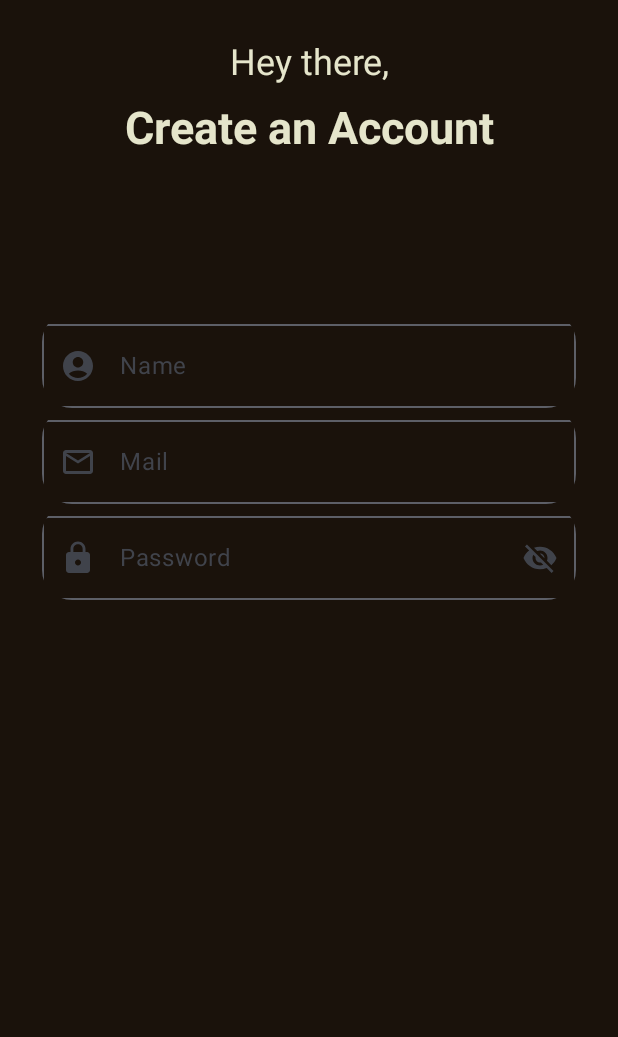
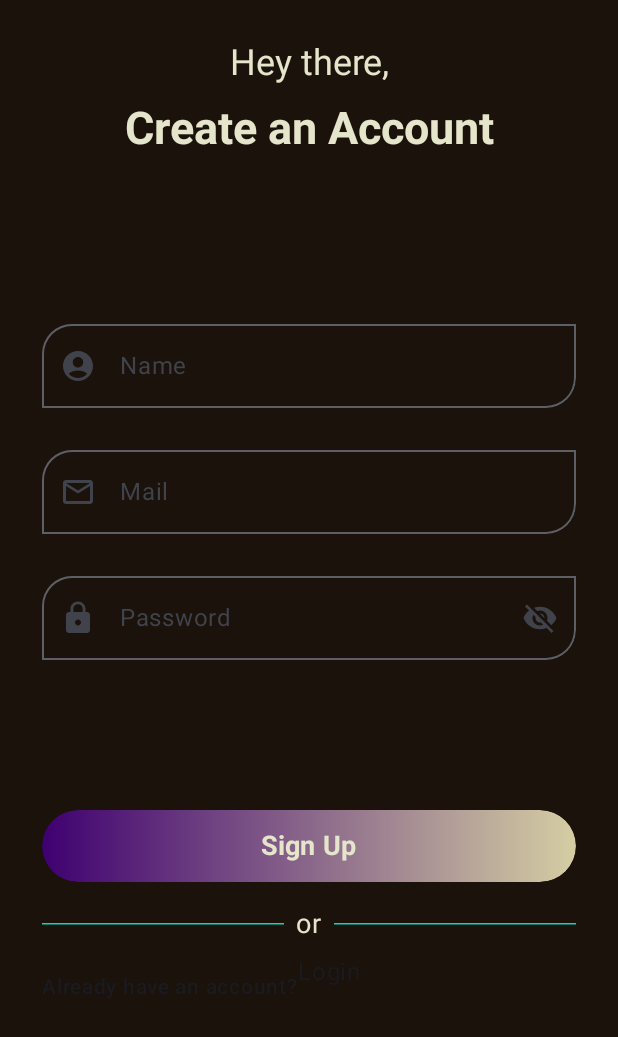
Before and after one commit to ksagar03/SplitMoney, an Android app built with Jetpack Compose: the composable SignUpScreen shown on its own in the app's theme, on a phone screen of 412 x 824 dp. Shown: the top 1037 px of the screen. Run offline under Robolectric (Android 15) with nearby library versions, the phone set to English and light mode, and no system bars.

Commit message:
Updates: Completed Working on SignUp page

```diff
--- a/app/src/main/java/com/example/splitmoney/MainActivity.kt
+++ b/app/src/main/java/com/example/splitmoney/MainActivity.kt
@@ -15,6 +15,7 @@ import androidx.compose.ui.unit.dp
 import androidx.navigation.compose.NavHost
 import androidx.navigation.compose.composable
 import androidx.navigation.compose.rememberNavController
+import com.example.splitmoney.signuporlogin.SignUpScreen
 import com.example.splitmoney.ui.theme.SplitMoneyTheme
 
 class MainActivity : ComponentActivity() {
@@ -25,13 +26,13 @@ class MainActivity : ComponentActivity() {
         super.onCreate(savedInstanceState)
 
         setContent{
-            SplitMoneyTheme {
-                Surface (color = MaterialTheme.colorScheme.background ){
-                    SplitMoneyAppView(viewModel = viewModel)
-
-                }
-            }
-
+//            SplitMoneyTheme {
+//                Surface (color = MaterialTheme.colorScheme.background ){
+//                    SplitMoneyAppView(viewModel = viewModel)
+//
+//                }
+//            }
+            SignUpScreen()
         }
 
     }
--- a/app/src/main/java/com/example/splitmoney/signuporlogin/Authentication.kt
+++ b/app/src/main/java/com/example/splitmoney/signuporlogin/Authentication.kt
@@ -2,11 +2,13 @@ package com.example.splitmoney.signuporlogin
 
 import androidx.compose.foundation.background
 import androidx.compose.foundation.layout.Column
+import androidx.compose.foundation.layout.Row
 import androidx.compose.foundation.layout.Spacer
 import androidx.compose.foundation.layout.fillMaxSize
 import androidx.compose.foundation.layout.height
 import androidx.compose.foundation.layout.padding
 import androidx.compose.material3.Surface
+import androidx.compose.material3.Text
 import androidx.compose.runtime.Composable
 import androidx.compose.ui.Modifier
 import androidx.compose.ui.graphics.Color
@@ -18,6 +20,8 @@ import androidx.compose.ui.tooling.preview.Preview
 import androidx.compose.ui.unit.dp
 import androidx.compose.ui.unit.sp
 import com.example.splitmoney.R
+import com.example.splitmoney.signuporlogin.components.ButtonComponent
+import com.example.splitmoney.signuporlogin.components.DividerComponent
 import com.example.splitmoney.signuporlogin.components.TextComponent
 import com.example.splitmoney.signuporlogin.components.UserPasswordTextFiled
 import com.example.splitmoney.signuporlogin.components.UserTextFields
@@ -59,15 +63,28 @@ fun SignUpScreen() {
                 iconData = painterResource(id = R.drawable.baseline_lock_icon),
                 iconDescription = "userNameIcon"
             )
+            Spacer(modifier = Modifier.height(80.dp))
+            ButtonComponent(value = "Sign Up")
+
+            DividerComponent()
+
+            Row {
+                Text( modifier = Modifier.padding(vertical = 10.dp), text = "Already have an account?", fontSize = 14.sp, fontWeight = FontWeight.SemiBold)
+                Text("Login")
+//                 need to work on this
+            }
+
+
         }
+
 
 
     }
 }
 
 
-@Preview
-@Composable
-fun DefaultPreviewOfSignUpScreen() {
-    SignUpScreen()
-}
+//@Preview
+//@Composable
+//fun DefaultPreviewOfSignUpScreen() {
+//    SignUpScreen()
+//}
--- a/app/src/main/java/com/example/splitmoney/signuporlogin/components/AppComponents.kt
+++ b/app/src/main/java/com/example/splitmoney/signuporlogin/components/AppComponents.kt
@@ -2,37 +2,51 @@ package com.example.splitmoney.signuporlogin.components
 
 
 import androidx.compose.foundation.background
+import androidx.compose.foundation.layout.Box
+import androidx.compose.foundation.layout.PaddingValues
+import androidx.compose.foundation.layout.Row
 import androidx.compose.foundation.layout.fillMaxWidth
 import androidx.compose.foundation.layout.heightIn
+import androidx.compose.foundation.layout.padding
 import androidx.compose.foundation.shape.RoundedCornerShape
 import androidx.compose.foundation.text.KeyboardOptions
-import androidx.compose.material.icons.Icons
+import androidx.compose.material3.Button
+import androidx.compose.material3.ButtonDefaults
+import androidx.compose.material3.HorizontalDivider
 import androidx.compose.material3.Icon
 import androidx.compose.material3.IconButton
 import androidx.compose.material3.OutlinedTextField
 import androidx.compose.material3.OutlinedTextFieldDefaults
 import androidx.compose.material3.Text
 import androidx.compose.runtime.Composable
+import androidx.compose.runtime.LaunchedEffect
 import androidx.compose.runtime.getValue
 import androidx.compose.runtime.mutableStateOf
 import androidx.compose.runtime.remember
 import androidx.compose.runtime.setValue
+import androidx.compose.ui.Alignment
 import androidx.compose.ui.Modifier
 import androidx.compose.ui.draw.clip
+import androidx.compose.ui.focus.FocusRequester
+import androidx.compose.ui.focus.focusRequester
+import androidx.compose.ui.graphics.Brush
+import androidx.compose.ui.graphics.Color
 import androidx.compose.ui.graphics.painter.Painter
 import androidx.compose.ui.graphics.vector.ImageVector
 import androidx.compose.ui.res.colorResource
-import androidx.compose.ui.res.painterResource
 import androidx.compose.ui.res.vectorResource
 import androidx.compose.ui.text.TextStyle
+import androidx.compose.ui.text.buildAnnotatedString
 import androidx.compose.ui.text.font.FontStyle
 import androidx.compose.ui.text.font.FontWeight
 import androidx.compose.ui.text.input.KeyboardType
 import androidx.compose.ui.text.input.PasswordVisualTransformation
 import androidx.compose.ui.text.input.VisualTransformation
 import androidx.compose.ui.text.style.TextAlign
+import androidx.compose.ui.text.withLink
 import androidx.compose.ui.unit.TextUnit
 import androidx.compose.ui.unit.dp
+import androidx.compose.ui.unit.sp
 import com.example.splitmoney.R
 
 
@@ -57,19 +71,31 @@ fun TextComponent(value: String, fontSize: TextUnit, fontWeight: FontWeight) {
 
 @Composable
 fun UserTextFields(labelText: String, iconData: Painter, iconDescription: String) {
+    val focusRequester = remember { FocusRequester() }
+
+    LaunchedEffect(Unit) {
+        if (labelText == "Name") {
+            focusRequester.requestFocus()
+        }
+    }
     var textValue by remember { mutableStateOf("") }
 
     OutlinedTextField(
         modifier = Modifier
             .fillMaxWidth()
-            .clip(RoundedCornerShape(20.dp)),
+            .padding(bottom = 20.dp)
+            .clip(RoundedCornerShape(topStart = 20.dp, bottomEnd = 20.dp))
+            .focusRequester(focusRequester),
         label = { Text(text = labelText) },
         colors = OutlinedTextFieldDefaults.colors(
-            focusedBorderColor = colorResource(id = R.color.Dark_Theme_Secondary),
-            focusedLabelColor = colorResource(id = R.color.teal_700),
+            focusedBorderColor = colorResource(id = R.color.Dark_Theme_Icon),
+            focusedLabelColor = colorResource(id = R.color.Dark_Theme_Icon),
             cursorColor = colorResource(id = R.color.Dark_Theme_Text),
             focusedContainerColor = colorResource(id = R.color.Dark_Theme_Primary),
-        ),
+            focusedTextColor = colorResource(id = R.color.Dark_Theme_Text),
+            focusedLeadingIconColor = colorResource(id = R.color.Dark_Theme_Icon),
+
+            ),
         keyboardOptions = KeyboardOptions.Default,
         value = textValue,
         onValueChange = {
@@ -77,7 +103,8 @@ fun UserTextFields(labelText: String, iconData: Painter, iconDescription: String
         },
         leadingIcon = {
             Icon(painter = iconData, contentDescription = iconDescription)
-        }
+        },
+        shape = RoundedCornerShape(topStart = 20.dp, bottomEnd = 20.dp)
 
     )
 
@@ -85,6 +112,7 @@ fun UserTextFields(labelText: String, iconData: Painter, iconDescription: String
 
 @Composable
 fun UserPasswordTextFiled(labelText: String, iconData: Painter, iconDescription: String) {
+
     var passwordValue by remember { mutableStateOf("") }
 
     var passwordVisible by remember { mutableStateOf(false) }
@@ -92,13 +120,17 @@ fun UserPasswordTextFiled(labelText: String, iconData: Painter, iconDescription:
     OutlinedTextField(
         modifier = Modifier
             .fillMaxWidth()
-            .clip(RoundedCornerShape(20.dp)),
+            .padding(bottom = 20.dp)
+            .clip(RoundedCornerShape(topStart = 20.dp, bottomEnd = 20.dp)),
         label = { Text(text = labelText) },
         colors = OutlinedTextFieldDefaults.colors(
-            focusedBorderColor = colorResource(id = R.color.Dark_Theme_Secondary),
-            focusedLabelColor = colorResource(id = R.color.teal_700),
+            focusedBorderColor = colorResource(id = R.color.Dark_Theme_Icon),
+            focusedLabelColor = colorResource(id = R.color.Dark_Theme_Icon),
             cursorColor = colorResource(id = R.color.Dark_Theme_Text),
             focusedContainerColor = colorResource(id = R.color.Dark_Theme_Primary),
+            focusedTextColor = colorResource(id = R.color.Dark_Theme_Text),
+            focusedLeadingIconColor = colorResource(id = R.color.Dark_Theme_Icon),
+            focusedTrailingIconColor = colorResource(id = R.color.Dark_Theme_Icon),
         ),
         keyboardOptions = KeyboardOptions(keyboardType = KeyboardType.Password),
 
@@ -128,8 +160,92 @@ fun UserPasswordTextFiled(labelText: String, iconData: Painter, iconDescription:
 
 
         },
-        visualTransformation = if (passwordVisible) VisualTransformation.None else PasswordVisualTransformation()
+        visualTransformation = if (passwordVisible) VisualTransformation.None else PasswordVisualTransformation(),
+        shape = RoundedCornerShape(topStart = 20.dp, bottomEnd = 20.dp)
 
     )
 
 }
+
+
+@Composable
+fun ButtonComponent(value: String) {
+    Button(
+        onClick = {},
+        modifier = Modifier
+            .fillMaxWidth()
+            .padding(bottom = 8.dp)
+            .heightIn(48.dp),
+        contentPadding = PaddingValues(),
+        colors = ButtonDefaults.buttonColors(
+            Color.Transparent
+        )
+    ) {
+        Box(
+            modifier = Modifier
+                .fillMaxWidth()
+                .heightIn(48.dp)
+                .background(
+                    brush = Brush.horizontalGradient(
+                        listOf(
+                            colorResource(id = R.color.Dark_Theme_Secondary),
+                            colorResource(id = R.color.Dark_Theme_Icon)
+                        )
+                    ),
+                    shape = RoundedCornerShape(45.dp)
+                ),
+            contentAlignment = Alignment.Center
+
+        ) {
+            Text(
+                value,
+                fontSize = 18.sp,
+                fontWeight = FontWeight.Bold,
+                color = colorResource(id = R.color.Dark_Theme_Text)
+            )
+
+
+        }
+    }
+}
+
+@Composable
+fun DividerComponent() {
+    Row(modifier = Modifier.fillMaxWidth(),
+        verticalAlignment = Alignment.CenterVertically) {
+
+        HorizontalDivider(
+            modifier = Modifier
+                .fillMaxWidth()
+                .weight(1f),
+            thickness = 1.dp, color = colorResource(id = R.color.teal_200),
+        )
+        Text("or", fontSize = 18.sp, color = colorResource(id = R.color.Dark_Theme_Text), modifier = Modifier.padding(8.dp))
+        HorizontalDivider(
+            modifier = Modifier
+                .fillMaxWidth()
+                .weight(1f),
+            thickness = 1.dp, color = colorResource(id = R.color.teal_200),
+        )
+
+    }
+
+}
+
+
+//@Composable
+//fun AnnotatedText(value: String){
+//    val annotatedString = buildAnnotatedString {
+//        append("Click")
+//        withLink(
+//            "login",
+//        ){
+//            append(value)
+//        }
+//        append("")
+//
+//
+//    }
+
+
+//}
```
